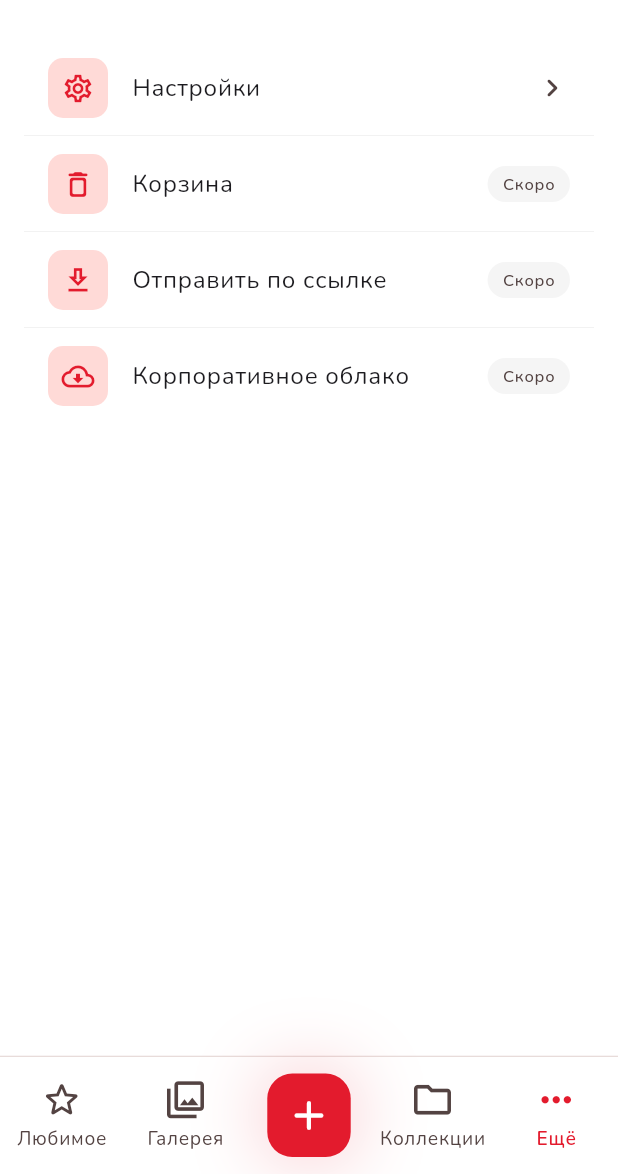
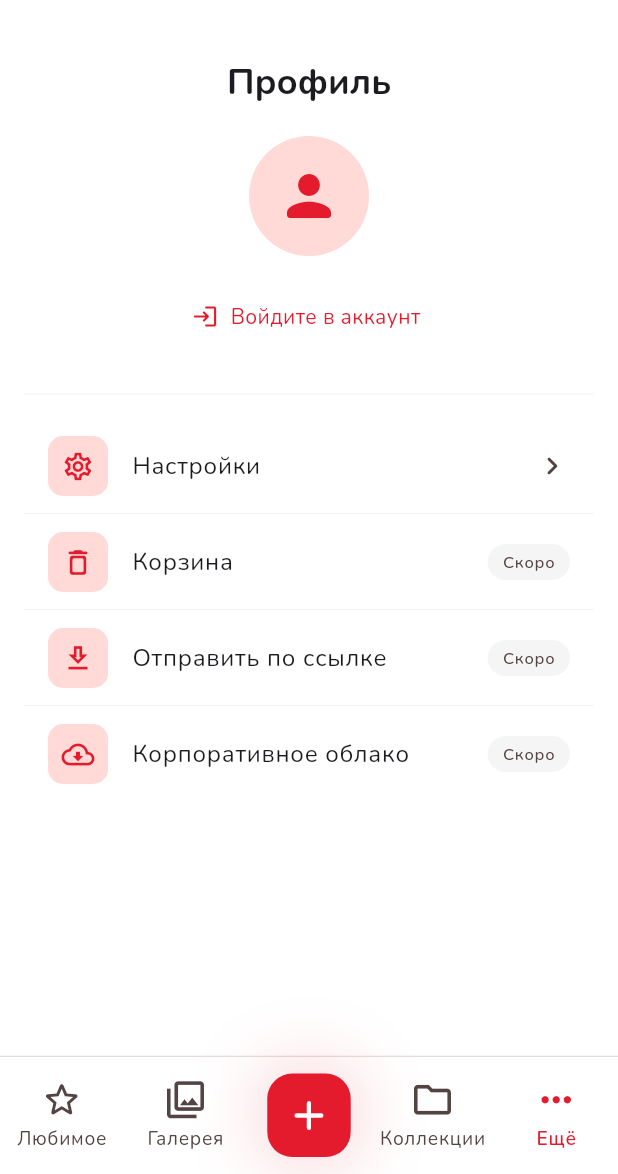
Before and after one commit to Kurumilog/MTCapp, a Flutter app: the HomePage screen opened directly, item 5 of the bottom bar chosen, on a phone screen of 412 x 824 dp, the part 62-1236 px from its top. Run offline on Flutter 3.47's test engine with Material 3 defaults, Android fonts, the light colour scheme and no system bars; our stand-ins replace dio, file_picker, flutter_riverpod, flutter_secure_storage, freezed_annotation, google_fonts and 1 more; accounts and stored records are empty.

Commit message:
profile page

```diff
--- a/lib/core/l10n/app_localizations.dart
+++ b/lib/core/l10n/app_localizations.dart
@@ -90,6 +90,13 @@ class AppLocalizations {
       'passwordTooShort': 'Пароль должен быть не менее 8 символов',
       'passwordsDoNotMatch': 'Пароли не совпадают',
       'authError': 'Ошибка',
+      'profile': 'Профиль',
+      'editProfile': 'Личные данные',
+      'surName': 'Отчество',
+      'saveChanges': 'Сохранить',
+      'comingSoonFeature': 'Функция скоро будет доступна',
+      'loginToSeeProfile': 'Войдите в аккаунт',
+      'usernameCannotChange': 'Имя пользователя нельзя изменить',
     },
     'en': {
       // Navigation
@@ -153,6 +160,13 @@ class AppLocalizations {
       'passwordTooShort': 'Password must be at least 8 characters',
       'passwordsDoNotMatch': 'Passwords do not match',
       'authError': 'Error',
+      'profile': 'Profile',
+      'editProfile': 'Personal data',
+      'surName': 'Middle name',
+      'saveChanges': 'Save',
+      'comingSoonFeature': 'This feature is coming soon',
+      'loginToSeeProfile': 'Log in to your account',
+      'usernameCannotChange': 'Username cannot be changed',
     },
   };
 
@@ -223,6 +237,13 @@ class AppLocalizations {
   String get passwordTooShort => get('passwordTooShort');
   String get passwordsDoNotMatch => get('passwordsDoNotMatch');
   String get authError => get('authError');
+  String get profile => get('profile');
+  String get editProfile => get('editProfile');
+  String get surName => get('surName');
+  String get saveChanges => get('saveChanges');
+  String get comingSoonFeature => get('comingSoonFeature');
+  String get loginToSeeProfile => get('loginToSeeProfile');
+  String get usernameCannotChange => get('usernameCannotChange');
 }
 
 class _AppLocalizationsDelegate
--- a/lib/core/network/api_constants.dart
+++ b/lib/core/network/api_constants.dart
@@ -14,6 +14,7 @@ class ApiConstants {
 
   // Users endpoints
   static const String users = '/users';
+  static String userById(int id) => '/users/$id';
 
   // Timeouts
   static const Duration connectTimeout = Duration(seconds: 15);
--- /dev/null
+++ b/lib/features/auth/data/models/role_model.dart
@@ -0,0 +1,20 @@
+/// Модель роли пользователя.
+/// Бекенд возвращает роли как массив объектов: [{"id":1,"role":"admin","description":null}].
+library;
+
+import 'package:freezed_annotation/freezed_annotation.dart';
+
+part 'role_model.freezed.dart';
+part 'role_model.g.dart';
+
+@freezed
+abstract class RoleModel with _$RoleModel {
+  const factory RoleModel({
+    required int id,
+    required String role,
+    String? description,
+  }) = _RoleModel;
+
+  factory RoleModel.fromJson(Map<String, dynamic> json) =>
+      _$RoleModelFromJson(json);
+}
--- a/lib/features/auth/data/models/user_model.dart
+++ b/lib/features/auth/data/models/user_model.dart
@@ -1,7 +1,9 @@
-/// Модель пользователя (данные из JWT payload или ответа бекенда).
+/// Модель пользователя (данные из ответа бекенда GET /users/{id}).
+/// Роли приходят как массив объектов: [{"id":1,"role":"admin","description":null}].
 library;
 
 import 'package:freezed_annotation/freezed_annotation.dart';
+import 'role_model.dart';
 
 part 'user_model.freezed.dart';
 part 'user_model.g.dart';
@@ -16,7 +18,7 @@ abstract class UserModel with _$UserModel {
     required String lastName,
     String? surName,
     String? phoneNumber,
-    List<String>? roles,
+    List<RoleModel>? roles,
   }) = _UserModel;
 
   factory UserModel.fromJson(Map<String, dynamic> json) =>
--- a/lib/features/home/presentation/pages/more_page.dart
+++ b/lib/features/home/presentation/pages/more_page.dart
@@ -1,24 +1,32 @@
 /// 1) Общее назначение:
-///    Экран «Ещё» — дополнительное меню приложения (Material 3).
+///    Экран «Ещё» — профиль пользователя + дополнительное меню (Material 3).
 /// 2) С какими файлами связан:
 ///    - Встраивается в HomePage.
 ///    - Переход на settings_page.dart.
+///    - lib/features/home/presentation/providers/user_provider.dart
 library;
 import 'package:flutter/material.dart';
+import 'package:flutter_riverpod/flutter_riverpod.dart';
 import '../../../../core/l10n/app_localizations.dart';
+import '../../../auth/data/models/user_model.dart';
+import '../../../auth/presentation/pages/login_page.dart';
+import '../providers/user_provider.dart';
 import 'settings_page.dart';
 
-class MorePage extends StatelessWidget {
+class MorePage extends ConsumerWidget {
   const MorePage({super.key});
 
   @override
-  Widget build(BuildContext context) {
+  Widget build(BuildContext context, WidgetRef ref) {
     final l10n = AppLocalizations.of(context);
     final colorScheme = Theme.of(context).colorScheme;
+    final userAsync = ref.watch(userProvider);
 
     return ListView(
       padding: const EdgeInsets.symmetric(horizontal: 16, vertical: 12),
       children: [
+        _buildProfileHeader(context, colorScheme, l10n, userAsync),
+        const Divider(height: 32),
         _buildMenuItem(
           context: context,
           icon: Icons.settings_outlined,
@@ -54,6 +62,128 @@ class MorePage extends StatelessWidget {
           trailing: _comingSoonBadge(context, l10n),
         ),
       ],
+    );
+  }
+
+  Widget _buildProfileHeader(
+    BuildContext context,
+    ColorScheme colorScheme,
+    AppLocalizations l10n,
+    AsyncValue<UserModel?> userAsync,
+  ) {
+    final textTheme = Theme.of(context).textTheme;
+    return Padding(
+      padding: const EdgeInsets.symmetric(vertical: 12),
+      child: Column(
+        children: [
+          Text(
+            l10n.profile,
+            style: textTheme.headlineSmall?.copyWith(
+              fontWeight: FontWeight.bold,
+            ),
+            textAlign: TextAlign.center,
+          ),
+          const SizedBox(height: 20),
+          Container(
+            width: 80,
+            height: 80,
+            decoration: BoxDecoration(
+              shape: BoxShape.circle,
+              color: colorScheme.primaryContainer,
+            ),
+            child: Icon(
+              Icons.person_rounded,
+              size: 44,
+              color: colorScheme.primary,
+            ),
+          ),
+          const SizedBox(height: 16),
+          userAsync.when(
+            loading: () => const CircularProgressIndicator(),
+            error: (_, e) => _buildLoginPrompt(context, l10n, colorScheme, textTheme),
+            data: (user) => user != null
+                ? _buildUserInfo(context, colorScheme, user)
+                : _buildLoginPrompt(context, l10n, colorScheme, textTheme),
+          ),
+        ],
+      ),
+    );
+  }
+
+  Widget _buildUserInfo(
+    BuildContext context,
+    ColorScheme colorScheme,
+    UserModel user,
+  ) {
+    final textTheme = Theme.of(context).textTheme;
+    final nameParts = [user.lastName, user.firstName];
+    if (user.surName != null && user.surName!.isNotEmpty) {
+      nameParts.add(user.surName!);
+    }
+    final fullName = nameParts.join(' ');
+
+    return Column(
+      children: [
+        Text(
+          fullName,
+          style: textTheme.titleLarge?.copyWith(fontWeight: FontWeight.bold),
+          textAlign: TextAlign.center,
+        ),
+        const SizedBox(height: 4),
+        Text(
+          '@${user.username}',
+          style: textTheme.bodyMedium?.copyWith(color: colorScheme.primary),
+        ),
+        if (user.phoneNumber != null && user.phoneNumber!.isNotEmpty) ...[
+          const SizedBox(height: 6),
+          Row(
+            mainAxisAlignment: MainAxisAlignment.center,
+            children: [
+              Icon(Icons.phone_outlined, size: 14, color: colorScheme.onSurfaceVariant),
+              const SizedBox(width: 4),
+              Text(
+                user.phoneNumber!,
+                style: textTheme.bodyMedium?.copyWith(
+                  color: colorScheme.onSurfaceVariant,
+                ),
+              ),
+            ],
+          ),
+        ],
+        const SizedBox(height: 6),
+        Row(
+          mainAxisAlignment: MainAxisAlignment.center,
+          children: [
+            Icon(Icons.email_outlined, size: 14, color: colorScheme.onSurfaceVariant),
+            const SizedBox(width: 4),
+            Text(
+              user.email,
+              style: textTheme.bodyMedium?.copyWith(
+                color: colorScheme.onSurfaceVariant,
+              ),
+            ),
+          ],
+        ),
+      ],
+    );
+  }
+
+  Widget _buildLoginPrompt(
+    BuildContext context,
+    AppLocalizations l10n,
+    ColorScheme colorScheme,
+    TextTheme textTheme,
+  ) {
+    return TextButton.icon(
+      onPressed: () => Navigator.push(
+        context,
+        MaterialPageRoute(builder: (_) => const LoginPage(popOnSuccess: true)),
+      ),
+      icon: Icon(Icons.login_rounded, size: 18, color: colorScheme.primary),
+      label: Text(
+        l10n.loginToSeeProfile,
+        style: textTheme.bodyMedium?.copyWith(color: colorScheme.primary),
+      ),
     );
   }
 
```
Also changed, not shown: lib/features/auth/presentation/pages/login_page.dart (+14 -6 lines), lib/features/home/data/datasources/user_remote_datasource.dart (added, +19 -0 lines), lib/features/home/presentation/pages/edit_profile_page.dart (added, +139 -0 lines), lib/features/home/presentation/pages/settings_page.dart (+20 -0 lines), lib/features/home/presentation/providers/user_provider.dart (added, +35 -0 lines), lib/features/auth/data/models/role_model.freezed.dart (added), lib/features/auth/data/models/role_model.g.dart (added), lib/features/auth/data/models/user_model.freezed.dart, lib/features/auth/data/models/user_model.g.dart.
